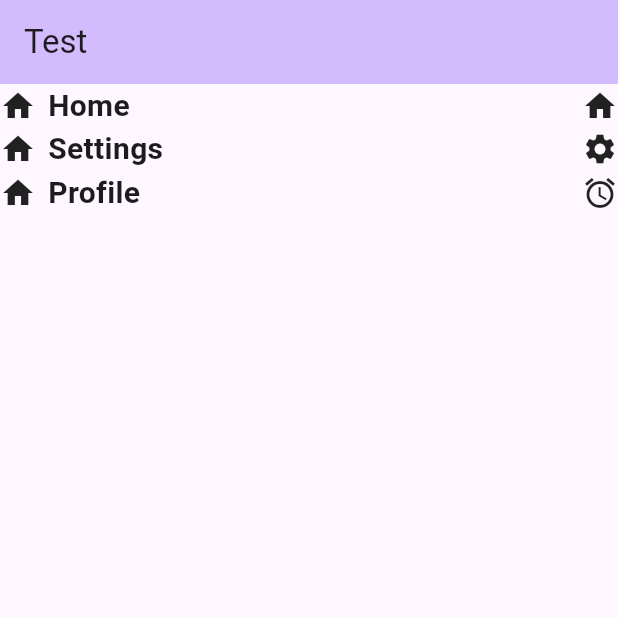
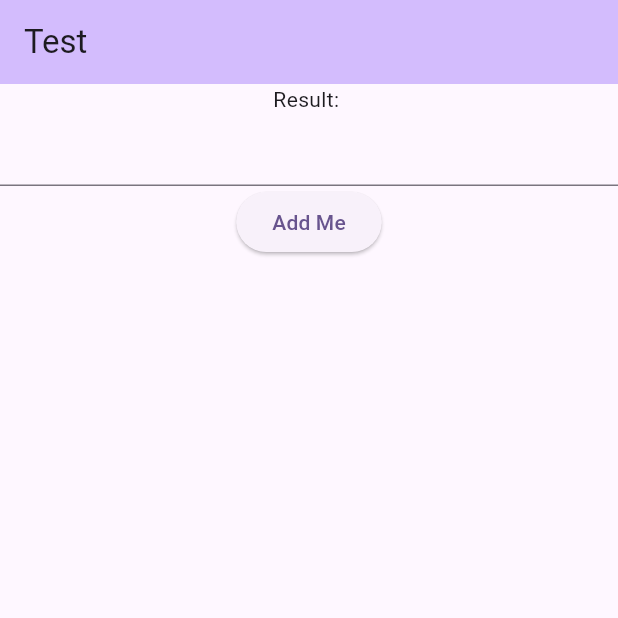
Before and after one commit to Kavinkumarsimple/revision_se_batch_mad, a Flutter app: the screen it shows after launch, on a phone screen of 412 x 824 dp, the top half of it. Run offline on Flutter 3.47's test engine with Material 3 defaults, Android fonts, the phone set to English and light mode, and no system bars.

Commit message:
added stateful widget code

```diff
--- a/lib/main.dart
+++ b/lib/main.dart
@@ -1,5 +1,6 @@
 import 'package:flutter/material.dart';
 import 'package:revision_app_se/profileScreen.dart';
+import 'package:revision_app_se/stateful_widget_screen.dart';
 
 void main() {
   runApp(const MyApp());
@@ -32,7 +33,7 @@ class MyApp extends StatelessWidget {
         colorScheme: ColorScheme.fromSeed(seedColor: Colors.deepPurple),
         useMaterial3: true,
       ),
-      home: ProfileScreen(),
+      home: MyCustomStateful(),
     );
   }
 }
--- /dev/null
+++ b/lib/stateful_widget_screen.dart
@@ -0,0 +1,36 @@
+import 'package:flutter/material.dart';
+
+class MyCustomStateful extends StatefulWidget {
+  const MyCustomStateful({super.key});
+
+  @override
+  State<MyCustomStateful> createState() => _MyCustomStatefulState();
+}
+
+class _MyCustomStatefulState extends State<MyCustomStateful> {
+  TextEditingController usernametxt = TextEditingController();
+  String resulttxt = "";
+
+  @override
+  Widget build(BuildContext context) {
+    return  Scaffold(
+        appBar: AppBar(
+          backgroundColor: Theme.of(context).colorScheme.inversePrimary,
+          title: Text('Test'),
+        ),
+        body: Column(
+          children: [
+            Text('Result: ' + resulttxt),
+            TextFormField(controller: usernametxt),
+            ElevatedButton(onPressed: () {
+              setState(() {
+                resulttxt = usernametxt.text;
+              });
+              print("After Modification variable resulttxt is: ====> "  + resulttxt);
+            }, child: Text('Add Me'))
+          ],
+        )
+        // This trailing comma makes auto-formatting nicer for build methods.
+        );;
+  }
+}
```
Also changed, not shown: lib/customFloatingButton.dart (added).
